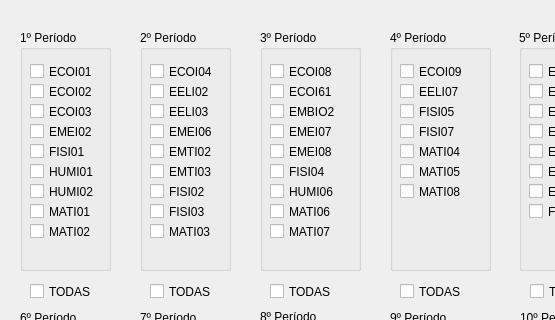
Qt form projetopaa/telaaprovadas.ui (Vinnygeek/projetopaa) before a commit; both pictures show x 0 to 555 and y 0 to 320 of the 643 by 659 pixel window.
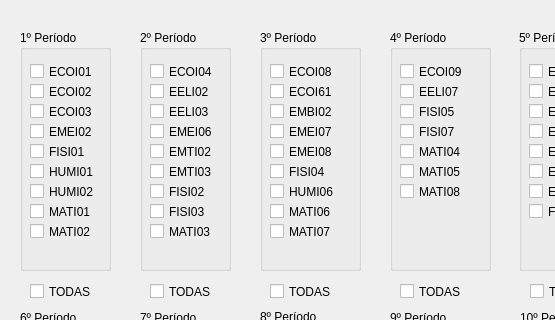
The same form after that commit.

Commit message: 2.0.15 - Correção da tela de adicionar reprovadas

What changed in the file:
```diff
--- a/projetopaa/telaaprovadas.ui
+++ b/projetopaa/telaaprovadas.ui
@@ -334,7 +334,7 @@
      </rect>
     </property>
     <property name="text">
-     <string>EMBIO2</string>
+     <string>EMBI02</string>
     </property>
    </widget>
    <widget class="QCheckBox" name="checkBox_23">
```
The commit also changes 7 other files.
